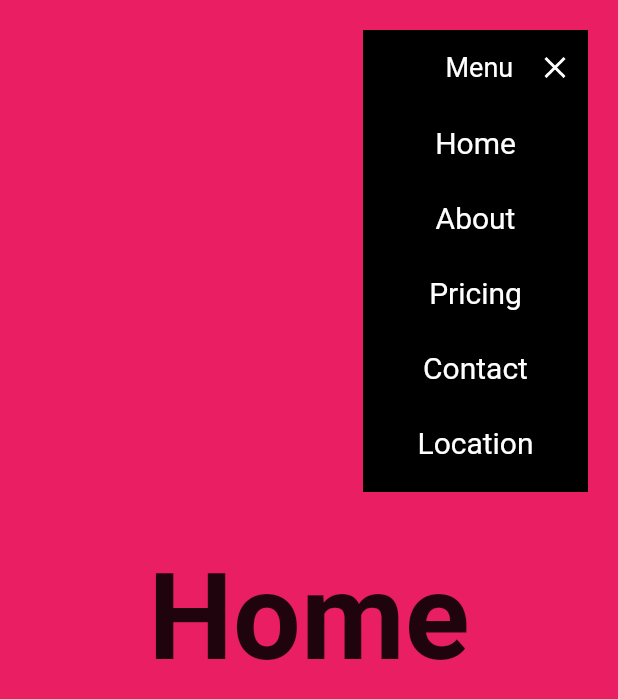
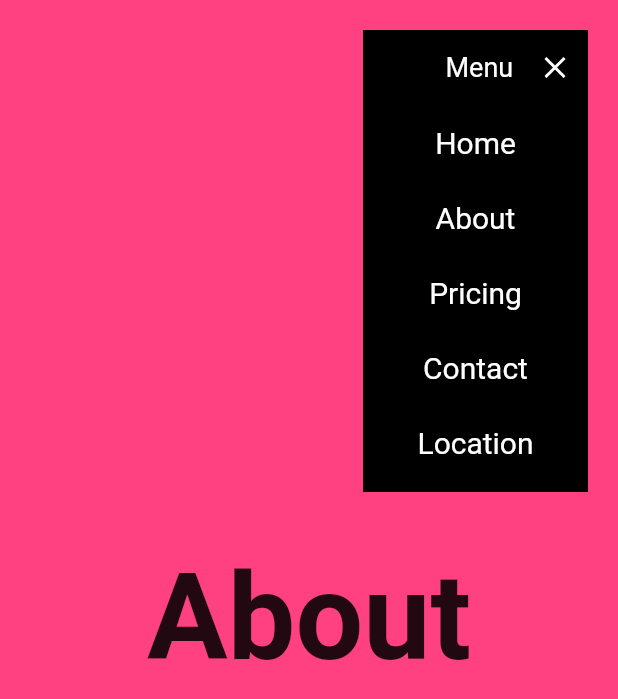
Before and after one commit to elfgodd/Flutter-Web-Bootcamp, a Flutter app: the screen it shows after launch, after a tap on "Menu", after a tap on "About", on a phone screen of 412 x 824 dp. Shown: the top 699 px of the screen. Run offline on Flutter 3.47's test engine with Material 2 defaults, Android fonts, the phone set to English and light mode, and no system bars; our stand-ins replace animate_do, fluro, get_it, google_fonts.

```diff
--- a/02-vertical_landing_page/lib/main.dart
+++ b/02-vertical_landing_page/lib/main.dart
@@ -1,10 +1,22 @@
 // mateapp keyboard shortcut to create basic starter
 import 'package:flutter/material.dart';
+import 'package:provider/provider.dart';
+import 'package:vertical_landing_page/providers/page_provider.dart';
+import 'package:vertical_landing_page/router/router.dart';
 
-import 'package:vertical_landing_page/router/router.dart';
-import 'package:vertical_landing_page/ui/pages/home_page.dart';
+void main() => runApp(AppState());
 
-void main() => runApp(MyApp());
+class AppState extends StatelessWidget {
+  @override
+  Widget build(BuildContext context) {
+    return MultiProvider(
+      providers: [
+        ChangeNotifierProvider(create: (_) => PageProvider()),
+      ],
+      child: MyApp(),
+    );
+  }
+}
 
 class MyApp extends StatefulWidget {
   @override
@@ -12,6 +24,7 @@ class MyApp extends StatefulWidget {
 }
 
 class _MyAppState extends State<MyApp> {
+
   @override
   void initState() {
     // TODO: implement initState
--- /dev/null
+++ b/02-vertical_landing_page/lib/providers/page_provider.dart
@@ -0,0 +1,14 @@
+import 'package:flutter/material.dart';
+
+class PageProvider extends ChangeNotifier {
+  PageController scrollController = new PageController();
+
+  goTo( int index ) {
+
+    scrollController.animateToPage(
+      index,
+      duration: Duration( milliseconds: 300 ),
+      curve: Curves.easeInOut
+    );
+  }
+}
--- a/02-vertical_landing_page/lib/router/router_handlers.dart
+++ b/02-vertical_landing_page/lib/router/router_handlers.dart
@@ -1,6 +1,12 @@
 import 'package:fluro/fluro.dart';
 import 'package:vertical_landing_page/ui/pages/home_page.dart';
 
-final homeHandler = Handler(handlerFunc: (context, params) {
-  return HomePage();
-});
+final homeHandler = Handler(
+  handlerFunc: (context, params) {
+  // print( params );
+  final page = params['page']!.first;
+  // print(page);
+  if ( page != '/')
+    return HomePage();
+  }
+);
--- a/02-vertical_landing_page/lib/ui/pages/home_page.dart
+++ b/02-vertical_landing_page/lib/ui/pages/home_page.dart
@@ -1,12 +1,16 @@
 import 'package:flutter/material.dart';
 import 'package:flutter/gestures.dart';
+import 'package:provider/provider.dart';
+
+import 'package:vertical_landing_page/providers/page_provider.dart';
+
+import 'package:vertical_landing_page/ui/shared/custom_app_menu.dart';
 
 import 'package:vertical_landing_page/ui/views/about_view.dart';
 import 'package:vertical_landing_page/ui/views/contact_view.dart';
 import 'package:vertical_landing_page/ui/views/home_view.dart';
 import 'package:vertical_landing_page/ui/views/location_view.dart';
 import 'package:vertical_landing_page/ui/views/pricing_view.dart';
-import 'package:vertical_landing_page/ui/shared/custom_app_menu.dart';
 
 class HomePage extends StatelessWidget {
   const HomePage({Key? key}) : super(key: key);
@@ -50,10 +54,10 @@ class _HomeBody extends StatelessWidget {
   @override
   Widget build(BuildContext context) {
 
-    // final pageProvider = Provider.of<PageProvider>(context, listen: false);
+    final pageProvider = Provider.of<PageProvider>(context, listen: false);
 
 return PageView(
-      // controller: pageProvider.scrollController,
+      controller: pageProvider.scrollController,
       physics: BouncingScrollPhysics(parent: AlwaysScrollableScrollPhysics()),
       scrollDirection: Axis.vertical,
       scrollBehavior: ScrollConfiguration.of(context).copyWith(dragDevices: {
--- a/02-vertical_landing_page/lib/ui/shared/custom_app_menu.dart
+++ b/02-vertical_landing_page/lib/ui/shared/custom_app_menu.dart
@@ -1,5 +1,8 @@
 import 'package:flutter/material.dart';
+import 'package:provider/provider.dart';
 import 'package:google_fonts/google_fonts.dart';
+
+import 'package:vertical_landing_page/providers/page_provider.dart';
 import 'package:vertical_landing_page/ui/shared/custom_menu_item.dart';
 
 class CustomAppMenu extends StatefulWidget {
@@ -25,6 +28,8 @@ class _CustomAppMenuState extends State<CustomAppMenu>
 
   @override
   Widget build(BuildContext context) {
+    final pageProvider = Provider.of<PageProvider>(context, listen: false);
+
     return MouseRegion(
       cursor: SystemMouseCursors.click,
       child: GestureDetector(
@@ -49,16 +54,14 @@ class _CustomAppMenuState extends State<CustomAppMenu>
           child: Column(
             children: [
               _MenuTitle(isOpen: isOpen, controller: controller),
-              if ( isOpen )
-              ...[
-                CustomMenuItem(delay: 0,text: 'Home', onPressed: () {}),
-                CustomMenuItem(delay: 30,text: 'About', onPressed: () {}),
-                CustomMenuItem(delay: 60,text: 'Pricing', onPressed: () {}),
-                CustomMenuItem(delay: 90,text: 'Contact', onPressed: () {}),
-                CustomMenuItem(delay: 120,text: 'Location', onPressed: () {}),
+              if (isOpen) ...[
+                CustomMenuItem(delay: 0, text: 'Home', onPressed: () => pageProvider.goTo(0)),
+                CustomMenuItem(delay: 30, text: 'About', onPressed: () => pageProvider.goTo(1)),
+                CustomMenuItem(delay: 60, text: 'Pricing', onPressed: () => pageProvider.goTo(2)),
+                CustomMenuItem(delay: 90, text: 'Contact', onPressed: () => pageProvider.goTo(3)),
+                CustomMenuItem(delay: 120, text: 'Location', onPressed: () => pageProvider.goTo(4)),
                 SizedBox(height: 8),
               ]
-
             ],
           ),
         ),
--- a/02-vertical_landing_page/pubspec.yaml
+++ b/02-vertical_landing_page/pubspec.yaml
@@ -33,6 +33,7 @@ dependencies:
   flutter:
     sdk: flutter
   google_fonts: ^3.0.1
+  provider: ^5.0.0
 
 dev_dependencies:
   flutter_lints: ^2.0.0
```
Also changed, not shown: 02-vertical_landing_page/pubspec.lock.
